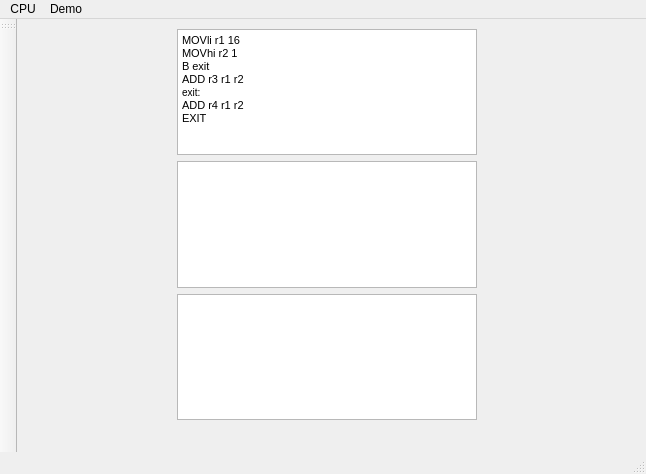
Old version of the form mainwindow.ui in the repository lisitsynSA/simulator.
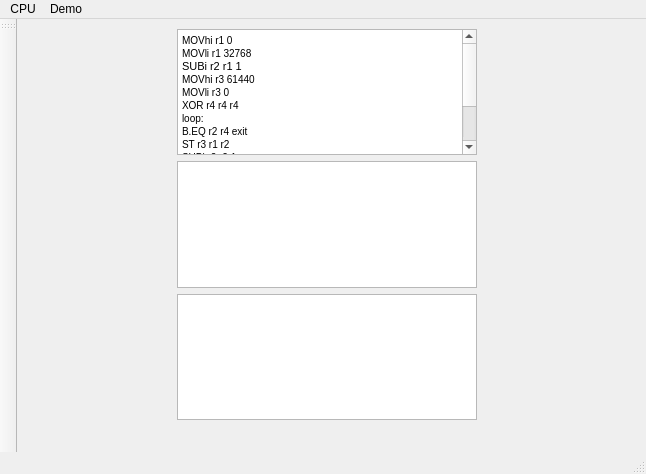
New version of the form.

```diff
--- a/mainwindow.ui
+++ b/mainwindow.ui
@@ -37,13 +37,20 @@
 &lt;html&gt;&lt;head&gt;&lt;meta name=&quot;qrichtext&quot; content=&quot;1&quot; /&gt;&lt;style type=&quot;text/css&quot;&gt;
 p, li { white-space: pre-wrap; }
 &lt;/style&gt;&lt;/head&gt;&lt;body style=&quot; font-family:'MS Shell Dlg 2'; font-size:7.8pt; font-weight:400; font-style:normal;&quot;&gt;
-&lt;p style=&quot; margin-top:0px; margin-bottom:0px; margin-left:0px; margin-right:0px; -qt-block-indent:0; text-indent:0px;&quot;&gt;&lt;span style=&quot; font-size:8pt;&quot;&gt;MOVli r1 16&lt;/span&gt;&lt;/p&gt;
-&lt;p style=&quot; margin-top:0px; margin-bottom:0px; margin-left:0px; margin-right:0px; -qt-block-indent:0; text-indent:0px;&quot;&gt;&lt;span style=&quot; font-size:8pt;&quot;&gt;MOVhi r2 1&lt;/span&gt;&lt;/p&gt;
-&lt;p style=&quot; margin-top:0px; margin-bottom:0px; margin-left:0px; margin-right:0px; -qt-block-indent:0; text-indent:0px;&quot;&gt;&lt;span style=&quot; font-size:8pt;&quot;&gt;B exit&lt;/span&gt;&lt;/p&gt;
-&lt;p style=&quot; margin-top:0px; margin-bottom:0px; margin-left:0px; margin-right:0px; -qt-block-indent:0; text-indent:0px;&quot;&gt;&lt;span style=&quot; font-size:8pt;&quot;&gt;ADD r3 r1 r2&lt;/span&gt;&lt;/p&gt;
+&lt;p style=&quot; margin-top:0px; margin-bottom:0px; margin-left:0px; margin-right:0px; -qt-block-indent:0; text-indent:0px;&quot;&gt;MOVhi r1 0&lt;/p&gt;
+&lt;p style=&quot; margin-top:0px; margin-bottom:0px; margin-left:0px; margin-right:0px; -qt-block-indent:0; text-indent:0px;&quot;&gt;MOVli r1 32768&lt;/p&gt;
+&lt;p style=&quot; margin-top:0px; margin-bottom:0px; margin-left:0px; margin-right:0px; -qt-block-indent:0; text-indent:0px;&quot;&gt;&lt;span style=&quot; font-size:8pt;&quot;&gt;SUBi r2 r1 1&lt;/span&gt;&lt;/p&gt;
+&lt;p style=&quot; margin-top:0px; margin-bottom:0px; margin-left:0px; margin-right:0px; -qt-block-indent:0; text-indent:0px;&quot;&gt;MOVhi r3 61440&lt;/p&gt;
+&lt;p style=&quot; margin-top:0px; margin-bottom:0px; margin-left:0px; margin-right:0px; -qt-block-indent:0; text-indent:0px;&quot;&gt;MOVli r3 0&lt;/p&gt;
+&lt;p style=&quot; margin-top:0px; margin-bottom:0px; margin-left:0px; margin-right:0px; -qt-block-indent:0; text-indent:0px;&quot;&gt;XOR r4 r4 r4&lt;/p&gt;
+&lt;p style=&quot; margin-top:0px; margin-bottom:0px; margin-left:0px; margin-right:0px; -qt-block-indent:0; text-indent:0px;&quot;&gt;loop:&lt;/p&gt;
+&lt;p style=&quot; margin-top:0px; margin-bottom:0px; margin-left:0px; margin-right:0px; -qt-block-indent:0; text-indent:0px;&quot;&gt;B.EQ r2 r4 exit&lt;/p&gt;
+&lt;p style=&quot; margin-top:0px; margin-bottom:0px; margin-left:0px; margin-right:0px; -qt-block-indent:0; text-indent:0px;&quot;&gt;ST r3 r1 r2&lt;/p&gt;
+&lt;p style=&quot; margin-top:0px; margin-bottom:0px; margin-left:0px; margin-right:0px; -qt-block-indent:0; text-indent:0px;&quot;&gt;SUBi r2 r2 1&lt;/p&gt;
+&lt;p style=&quot; margin-top:0px; margin-bottom:0px; margin-left:0px; margin-right:0px; -qt-block-indent:0; text-indent:0px;&quot;&gt;ADDi r3 r3 4112&lt;/p&gt;
+&lt;p style=&quot; margin-top:0px; margin-bottom:0px; margin-left:0px; margin-right:0px; -qt-block-indent:0; text-indent:0px;&quot;&gt;B loop&lt;/p&gt;
 &lt;p style=&quot; margin-top:0px; margin-bottom:0px; margin-left:0px; margin-right:0px; -qt-block-indent:0; text-indent:0px;&quot;&gt;exit:&lt;/p&gt;
-&lt;p style=&quot; margin-top:0px; margin-bottom:0px; margin-left:0px; margin-right:0px; -qt-block-indent:0; text-indent:0px;&quot;&gt;&lt;span style=&quot; font-size:8pt;&quot;&gt;ADD r4 r1 r2&lt;/span&gt;&lt;/p&gt;
-&lt;p style=&quot; margin-top:0px; margin-bottom:0px; margin-left:0px; margin-right:0px; -qt-block-indent:0; text-indent:0px;&quot;&gt;&lt;span style=&quot; font-size:8pt;&quot;&gt;EXIT&lt;/span&gt;&lt;/p&gt;&lt;/body&gt;&lt;/html&gt;</string>
+&lt;p style=&quot; margin-top:0px; margin-bottom:0px; margin-left:0px; margin-right:0px; -qt-block-indent:0; text-indent:0px;&quot;&gt;EXIT&lt;/p&gt;&lt;/body&gt;&lt;/html&gt;</string>
        </property>
       </widget>
      </item>
```
Left out of the diff: 7 changed lines with no effect on the pictures.
